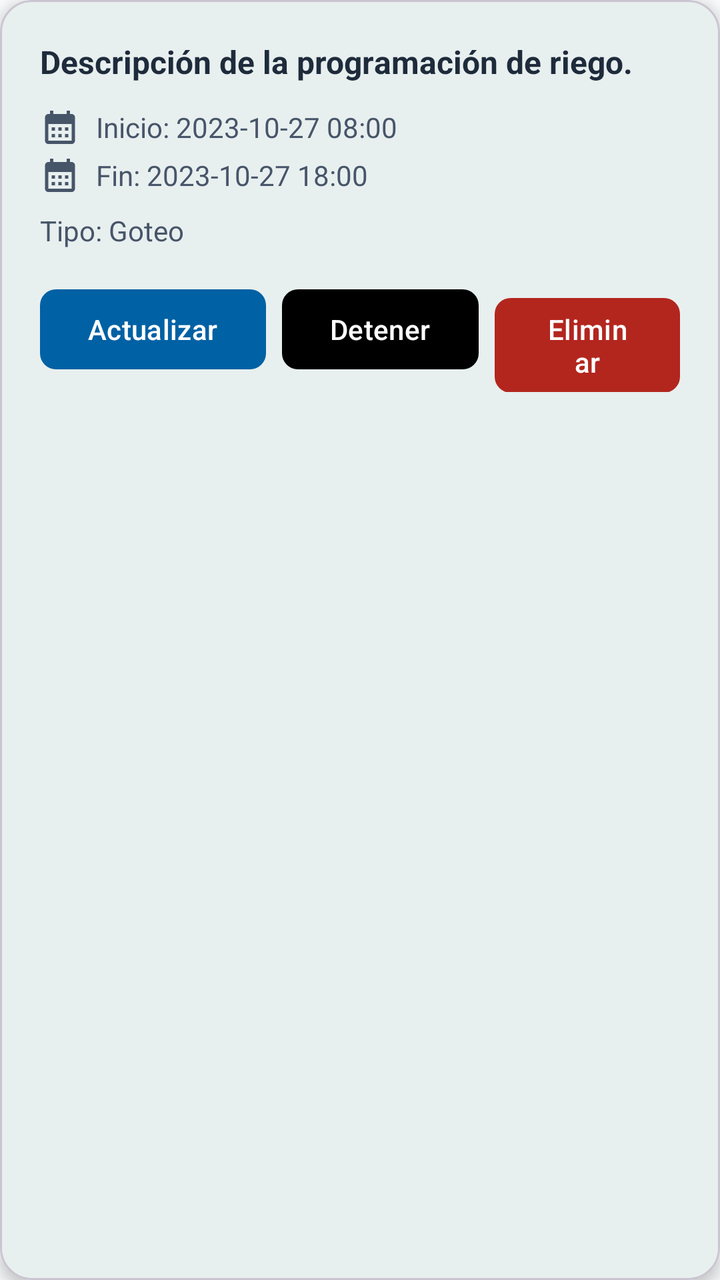
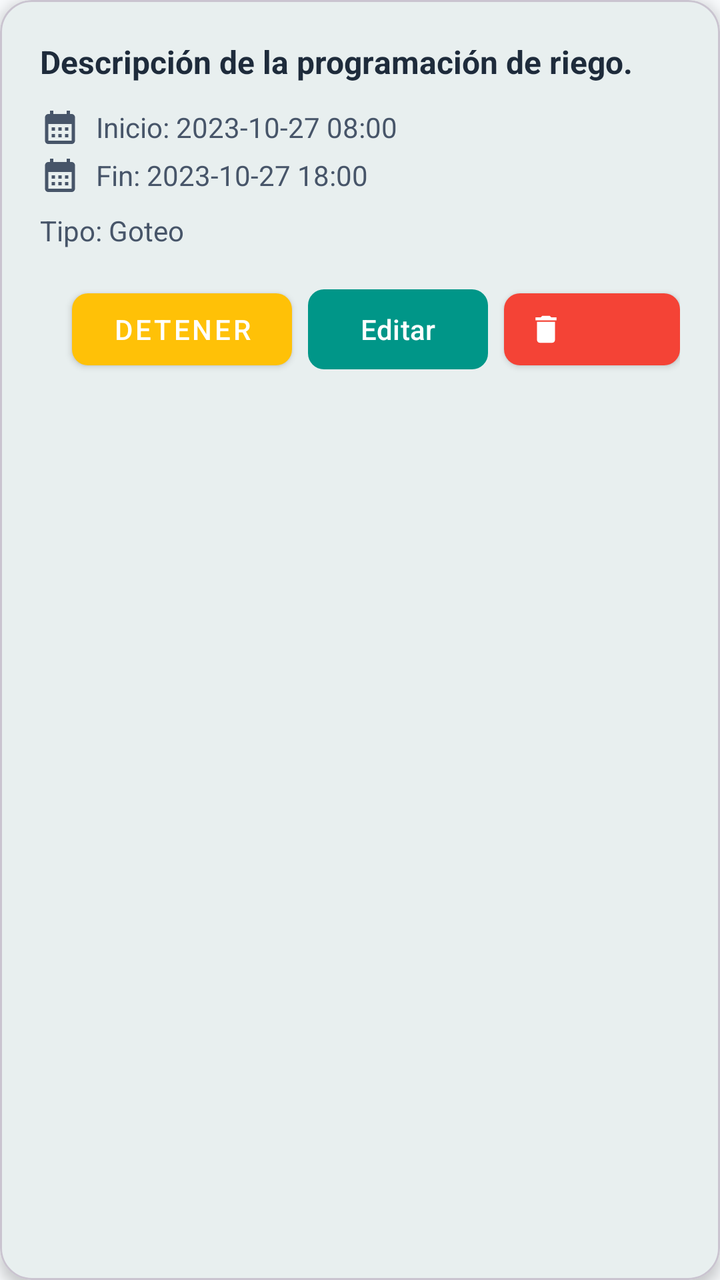

The first picture is an Android layout as it rendered before a commit; the second is the same layout after the commit. The layout source and the unified diff follow.
<!-- AndroidManifest.xml: application theme Theme.HortitechV1 -->
<!-- res/layout/item_programacion_riego.xml -->
<?xml version="1.0" encoding="utf-8"?>
<com.google.android.material.card.MaterialCardView
    xmlns:android="http://schemas.android.com/apk/res/android"
    xmlns:app="http://schemas.android.com/apk/res-auto"
    android:layout_width="match_parent"
    android:layout_height="wrap_content"
    android:layout_marginStart="8dp"
    android:layout_marginEnd="8dp"
    android:layout_marginTop="8dp"
    android:layout_marginBottom="8dp"
    app:cardCornerRadius="16dp"
    app:cardElevation="4dp"
    app:cardBackgroundColor="@color/colorSurface">

    <LinearLayout
        android:layout_width="match_parent"
        android:layout_height="wrap_content"
        android:orientation="vertical"
        android:padding="20dp">

        <TextView
            android:id="@+id/tvDescripcionProgramacionRiego"
            android:layout_width="match_parent"
            android:layout_height="wrap_content"
            android:text="Descripción de la programación de riego."
            android:textColor="@color/textColorPrimary"
            android:textSize="16sp"
            android:textStyle="bold"/>

        <LinearLayout
            android:layout_width="match_parent"
            android:layout_height="wrap_content"
            android:orientation="horizontal"
            android:gravity="center_vertical"
            android:layout_marginTop="12dp">
            <ImageView
                android:layout_width="20dp"
                android:layout_height="20dp"
                android:src="@drawable/ic_calendar"
                app:tint="@color/textColorSecondary"/>
            <TextView
                android:id="@+id/tvFechaActivacionRiego"
                android:layout_width="wrap_content"
                android:layout_height="wrap_content"
                android:layout_marginStart="8dp"
                android:text="Inicio: 2023-10-27 08:00"
                android:textColor="@color/textColorSecondary"
                android:textSize="14sp" />
        </LinearLayout>

        <LinearLayout
            android:layout_width="match_parent"
            android:layout_height="wrap_content"
            android:orientation="horizontal"
            android:gravity="center_vertical"
            android:layout_marginTop="4dp">
            <ImageView
                android:layout_width="20dp"
                android:layout_height="20dp"
                android:src="@drawable/ic_calendar"
                app:tint="@color/textColorSecondary"/>
            <TextView
                android:id="@+id/tvFechaDesactivacionRiego"
                android:layout_width="wrap_content"
                android:layout_height="wrap_content"
                android:layout_marginStart="8dp"
                android:text="Fin: 2023-10-27 18:00"
                android:textColor="@color/textColorSecondary"
                android:textSize="14sp" />
        </LinearLayout>

        <TextView
            android:id="@+id/tvTipoRiegoProgramacionRiego"
            android:layout_width="wrap_content"
            android:layout_height="wrap_content"
            android:layout_marginTop="8dp"
            android:text="Tipo: Goteo"
            android:textColor="@color/textColorSecondary"
            android:textSize="14sp" />

        <LinearLayout
            android:layout_width="match_parent"
            android:layout_height="wrap_content"
            android:orientation="horizontal"
            android:layout_marginTop="16dp"
            android:gravity="end">

            <com.google.android.material.button.MaterialButton
                android:id="@+id/btnActualizarRiego"
                android:layout_width="wrap_content"
                android:layout_height="wrap_content"
                android:text="Actualizar"
                android:textColor="@color/white"
                android:layout_marginEnd="8dp"
                app:backgroundTint="@color/azulActualizar"
                app:cornerRadius="8dp" />

            <com.google.android.material.button.MaterialButton
                android:id="@+id/btnDetenerRiego"
                android:layout_width="wrap_content"
                android:layout_height="wrap_content"
                android:text="Detener"
                android:textColor="@color/white"
                android:layout_marginEnd="8dp"
                app:backgroundTint="@color/black
"
                app:cornerRadius="8dp" />

            <com.google.android.material.button.MaterialButton
                android:id="@+id/btnEliminarRiego"
                android:layout_width="wrap_content"
                android:layout_height="wrap_content"
                android:text="Eliminar"
                android:textColor="@color/white"
                app:backgroundTint="@color/rojodetener"
                app:cornerRadius="8dp" />
        </LinearLayout>
    </LinearLayout>
</com.google.android.material.card.MaterialCardView>
<!-- resources referenced by this layout -->
<resources>
  <color name="azulActualizar">#0061A4</color>
  <color name="black">#FF000000</color>
  <color name="colorSurface">#FFFFFF</color>
  <color name="rojodetener">#B3261E</color>
  <color name="textColorPrimary">#1E2B3B</color>
  <color name="textColorSecondary">#475569</color>
  <color name="white">#FFFFFFFF</color>
  <!-- drawable ic_calendar (drawable) -->
  <vector xmlns:android="http://schemas.android.com/apk/res/android" android:height="24dp" android:tint="#000000" android:viewportHeight="24" android:viewportWidth="24" android:width="24dp">
        
      <path android:fillColor="@android:color/white" android:pathData="M19,4h-1V2h-2v2H8V2H6v2H5C3.89,4 3.01,4.9 3.01,6L3,20c0,1.1 0.89,2 2,2h14c1.1,0 2,-0.9 2,-2V6C21,4.9 20.1,4 19,4zM19,20H5V10h14V20zM9,14H7v-2h2V14zM13,14h-2v-2h2V14zM17,14h-2v-2h2V14zM9,18H7v-2h2V18zM13,18h-2v-2h2V18zM17,18h-2v-2h2V18z"/>
      
  </vector>
  <style name="Theme.HortitechV1" parent="Base.Theme.HortitechV1" />
  <style name="Base.Theme.HortitechV1" parent="Theme.Material3.DayNight.NoActionBar">
          <item name="colorPrimary">@color/colorAccent</item>
          <item name="colorPrimaryVariant">@color/colorAccent</item>
          <item name="colorOnPrimary">@color/white</item>
  
          <item name="colorSecondary">@color/colorAccentBackground</item>
          <item name="colorOnSecondary">@color/textColorPrimary</item>
  
          <item name="android:statusBarColor">@color/colorBackground</item>
  
          <item name="android:windowLightStatusBar" tools:targetApi="m">true</item>
  
          <item name="android:windowBackground">@color/colorBackground</item>
          <item name="colorSurface">@color/colorSurface</item>
          <item name="colorOnSurface">@color/textColorPrimary</item>
          <item name="colorError">@color/colorError</item>
          <item name="colorOnError">@color/white</item>
      </style>
  <color name="colorAccent">#115E59</color>
  <color name="colorAccentBackground">#CCFBF1</color>
  <color name="colorBackground">#F8FAFC</color>
  <color name="colorError">#DC2626</color>
</resources>

<!-- the commit's change to res/layout/item_programacion_riego.xml (unified diff, before → after) -->
@@ -26,7 +26,6 @@
             android:textColor="@color/textColorPrimary"
             android:textSize="16sp"
             android:textStyle="bold"/>
-
         <LinearLayout
             android:layout_width="match_parent"
             android:layout_height="wrap_content"
@@ -47,7 +46,6 @@
                 android:textColor="@color/textColorSecondary"
                 android:textSize="14sp" />
         </LinearLayout>
-
         <LinearLayout
             android:layout_width="match_parent"
             android:layout_height="wrap_content"
@@ -68,7 +66,6 @@
                 android:textColor="@color/textColorSecondary"
                 android:textSize="14sp" />
         </LinearLayout>
-
         <TextView
             android:id="@+id/tvTipoRiegoProgramacionRiego"
             android:layout_width="wrap_content"
@@ -78,42 +75,57 @@
             android:textColor="@color/textColorSecondary"
             android:textSize="14sp" />
 
+
         <LinearLayout
             android:layout_width="match_parent"
             android:layout_height="wrap_content"
             android:orientation="horizontal"
             android:layout_marginTop="16dp"
-            android:gravity="end">
+            android:gravity="end|center_vertical">
 
             <com.google.android.material.button.MaterialButton
-                android:id="@+id/btnActualizarRiego"
+                android:id="@+id/btnReanudarRiego"
+                style="@style/Widget.MaterialComponents.Button"
                 android:layout_width="wrap_content"
                 android:layout_height="wrap_content"
-                android:text="Actualizar"
-                android:textColor="@color/white"
+                android:minWidth="110dp"
+                android:text="Reanudar"
+                android:visibility="gone"
                 android:layout_marginEnd="8dp"
-                app:backgroundTint="@color/azulActualizar"
+                app:backgroundTint="@color/verde_reanudar"
                 app:cornerRadius="8dp" />
 
             <com.google.android.material.button.MaterialButton
                 android:id="@+id/btnDetenerRiego"
+                style="@style/Widget.MaterialComponents.Button"
                 android:layout_width="wrap_content"
                 android:layout_height="wrap_content"
+                android:minWidth="110dp"
                 android:text="Detener"
-                android:textColor="@color/white"
                 android:layout_marginEnd="8dp"
-                app:backgroundTint="@color/black
-"
+                app:backgroundTint="@color/amarillo_detener"
+                app:cornerRadius="8dp" />
+
+            <com.google.android.material.button.MaterialButton
+                android:id="@+id/btnEditarRiego"
+                android:layout_width="wrap_content"
+                android:layout_height="wrap_content"
+                android:minWidth="90dp"
+                android:text="Editar"
+                android:layout_marginEnd="8dp"
+                app:backgroundTint="@color/azul_editar"
                 app:cornerRadius="8dp" />
 
             <com.google.android.material.button.MaterialButton
                 android:id="@+id/btnEliminarRiego"
+                style="@style/Widget.MaterialComponents.Button.Icon"
                 android:layout_width="wrap_content"
                 android:layout_height="wrap_content"
-                android:text="Eliminar"
-                android:textColor="@color/white"
-                app:backgroundTint="@color/rojodetener"
-                app:cornerRadius="8dp" />
+                app:backgroundTint="@color/rojo_eliminar"
+                app:icon="@drawable/ic_delete"
+                app:iconTint="@color/white"
+                app:cornerRadius="8dp"/>
+
         </LinearLayout>
     </LinearLayout>
 </com.google.android.material.card.MaterialCardView>
<!-- resource entries referenced after the edit -->
@@ -1,17 +1,23 @@
 <!-- resources referenced by this layout -->
 <resources>
-  <color name="azulActualizar">#0061A4</color>
+  <color name="amarillo_detener">#FFC107</color>
+  <color name="azul_editar">#009688</color>
   <color name="black">#FF000000</color>
   <color name="colorSurface">#FFFFFF</color>
-  <color name="rojodetener">#B3261E</color>
+  <color name="rojo_eliminar">#F44336</color>
   <color name="textColorPrimary">#1E2B3B</color>
   <color name="textColorSecondary">#475569</color>
+  <color name="verde_reanudar">#4CAF50</color>
   <color name="white">#FFFFFFFF</color>
   <!-- drawable ic_calendar (drawable) -->
   <vector xmlns:android="http://schemas.android.com/apk/res/android" android:height="24dp" android:tint="#000000" android:viewportHeight="24" android:viewportWidth="24" android:width="24dp">
         
       <path android:fillColor="@android:color/white" android:pathData="M19,4h-1V2h-2v2H8V2H6v2H5C3.89,4 3.01,4.9 3.01,6L3,20c0,1.1 0.89,2 2,2h14c1.1,0 2,-0.9 2,-2V6C21,4.9 20.1,4 19,4zM19,20H5V10h14V20zM9,14H7v-2h2V14zM13,14h-2v-2h2V14zM17,14h-2v-2h2V14zM9,18H7v-2h2V18zM13,18h-2v-2h2V18zM17,18h-2v-2h2V18z"/>
       
+  </vector>
+  <!-- drawable ic_delete (drawable) -->
+  <vector xmlns:android="http://schemas.android.com/apk/res/android" android:height="24dp" android:viewportHeight="24" android:viewportWidth="24" android:width="24dp">
+      <path android:fillColor="@color/black" android:pathData="M6,19c0,1.1 0.9,2 2,2h8c1.1,0 2,-0.9 2,-2V7H6v12zM19,4h-3.5l-1,-1h-5l-1,1H5v2h14V4z"/>
   </vector>
   <style name="Theme.HortitechV1" parent="Base.Theme.HortitechV1" />
   <style name="Base.Theme.HortitechV1" parent="Theme.Material3.DayNight.NoActionBar">
